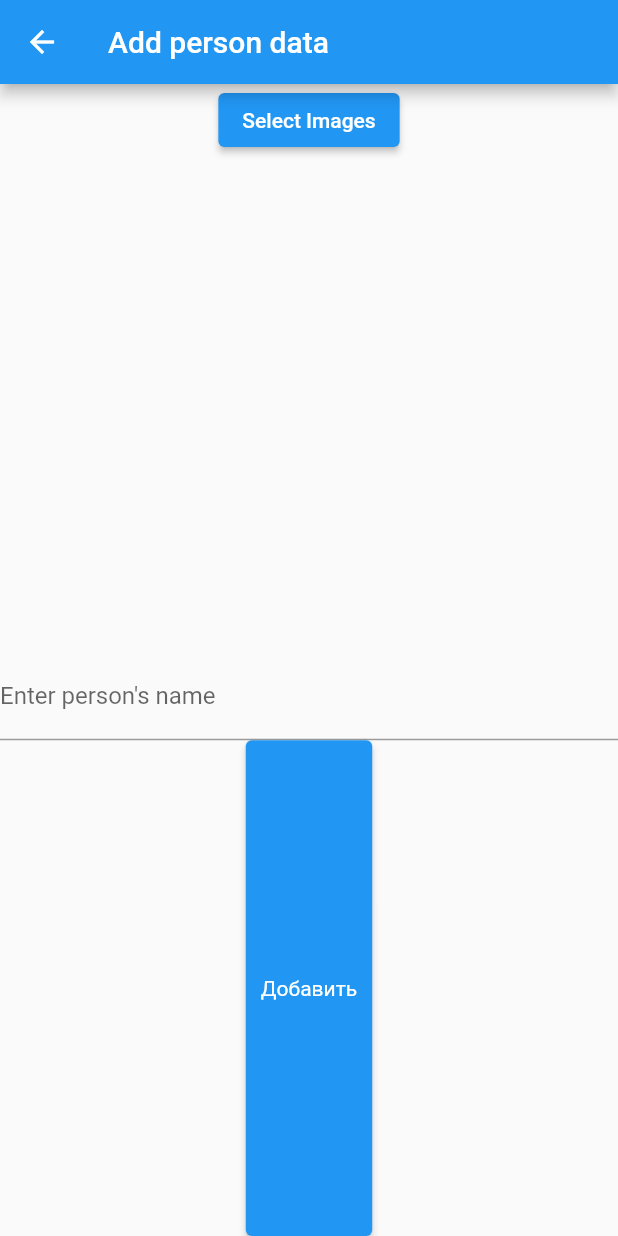
After one commit to DbnStr/Remote-Camera-Vision, a Flutter app: the AddPersonScreen screen opened directly, after a tap on "Добавить", on a phone screen of 412 x 824 dp. The commit adds this screen. Run offline on Flutter 3.47's test engine with Material 2 defaults, Android fonts, the phone set to English and light mode, and no system bars; our stand-ins replace image_picker; missing offline and left inert: mqtt_client; project files that could hold a hidden picture were left out.

Commit message:
add person and photos page

```diff
--- a/rcv_mobile_app/lib/constants.dart
+++ b/rcv_mobile_app/lib/constants.dart
@@ -3,4 +3,5 @@ class Constants {
   static const int MQTT_PORT = 1883;
   static const String RECOGNITION_TOPIC_NAME = 'recognition';
   static const String CURENT_VIEW_TOPIC_NAME = 'current_view';
+  static const String NEW_PERSON_TOPIC_NAME = 'new_person_data';
 }
--- /dev/null
+++ b/rcv_mobile_app/lib/screens/add_person_screen.dart
@@ -0,0 +1,107 @@
+import 'dart:io';
+import 'package:flutter/material.dart';
+import 'package:image_picker/image_picker.dart';
+import '../services/MQTT.dart';
+import '../constants.dart';
+import 'package:provider/provider.dart';
+import 'package:rcv_mobile_app/models/current_camera_model.dart';
+import 'camera_screen.dart';
+
+class AddPersonScreen extends StatefulWidget {
+
+  @override
+  AddPersonScreenState createState() => AddPersonScreenState();
+}
+
+class AddPersonScreenState extends State<AddPersonScreen> {
+  var imagePicker;
+  List<XFile>? imageFileList;
+  late MQTT mqtt;
+  final nameController = TextEditingController();
+  @override
+  void initState() {
+    super.initState();
+    imagePicker = new ImagePicker();
+    imageFileList = [];
+    final topics = <String>[];
+    topics.add(Constants.NEW_PERSON_TOPIC_NAME);
+    mqtt = MQTT(Constants.MQTT_HOST_NAME,
+        Constants.MQTT_PORT,
+        topics);
+    mqtt.initializeMQTTClient();
+    mqtt.connect();
+  }
+
+  void selectImages() async {
+    final List<XFile>? selectedImages = await
+    imagePicker.pickMultiImage();
+    if (selectedImages!.isNotEmpty) {
+      imageFileList!.addAll(selectedImages);
+    }
+    setState((){});
+  }
+
+  @override
+  void dispose() {
+    nameController.dispose();
+    mqtt.disconnect();
+    super.dispose();
+  }
+
+  @override
+  Widget build(BuildContext context) {
+    return Scaffold(
+      appBar: AppBar(
+          title: const Text("Add person data")),
+      body: Column(
+        children: <Widget>[
+              ElevatedButton(
+                onPressed: () {
+                  selectImages();
+                },
+                child: Text('Select Images'),
+              ),
+              Expanded(
+                child: Padding(
+                  padding: const EdgeInsets.all(8.0),
+                  child: GridView.builder(
+                      itemCount: imageFileList!.length,
+                      gridDelegate:
+                      SliverGridDelegateWithFixedCrossAxisCount(
+                          crossAxisCount: 3),
+                      itemBuilder: (BuildContext context, int index) {
+                        return Image.file(File(imageFileList![index].path),
+                          fit: BoxFit.cover,);
+                      }),
+                ),
+              ),
+            TextField(
+              decoration: InputDecoration(
+                border: UnderlineInputBorder(),
+                labelText: 'Enter person\'s name',
+              ),
+              controller: nameController,
+          ),
+          Expanded(child: ElevatedButton(
+            child: Text('Добавить'),
+            onPressed: () {
+              mqtt.publishNotificationPerson(Text(nameController.text), imageFileList);
+            //   Navigator.push(context, MaterialPageRoute(builder: (context) {
+            //     // mqttBrowserManager.publishMessage(
+            //     //     pubTopic, "Increment button pushed ${_counter.toString()} times.");
+            //     return ChangeNotifierProvider(
+            //         create: (_) => CameraModel(),
+            //         child:  CameraScreen(index: index, cameraName: _cameras[index].name));
+            //   }));
+            },
+            style: ButtonStyle(
+                padding: MaterialStateProperty.all(EdgeInsets.all(10)),
+                minimumSize: MaterialStateProperty.all(Size(50, 20)),
+                maximumSize: MaterialStateProperty.all(Size(100, 20)),
+                textStyle: MaterialStateProperty.all(TextStyle(fontSize: 14))),
+          )),
+        ],
+      ),
+    );
+  }
+}
--- a/rcv_mobile_app/lib/services/MQTT.dart
+++ b/rcv_mobile_app/lib/services/MQTT.dart
@@ -170,6 +170,34 @@ class MQTT {
             }
         )
     );
+    _client.publishMessage(
+        Constants.RECOGNITION_TOPIC_NAME, MqttQos.exactlyOnce, builder.payload!);
+
+    log("MQTT :: publish success");
+
+    builder.clear();
+  }
+
+  // Тест публикации уведомления о том, что кто-то пришел
+  Future<void> publishNotificationPerson(personName, personPhoto) async {
+    final builder = MqttClientPayloadBuilder();
+
+    String dateTime = DateTime.now().toString();
+    String path = 'assets/images/sample2.jpg';
+    final image = await rootBundle.load(path);
+    Uint8List imageBytes = image.buffer.asUint8List(image.offsetInBytes, image.lengthInBytes);
+    String imageString = base64.encode(imageBytes);
+
+    // builder.addString(
+    //     json.encode(
+    //         {
+    //           "name": personName,
+    //           "photos": personPhoto,
+    //           "time": dateTime,
+    //         }
+    //     )
+    // );
+
 
     _client.publishMessage(
         Constants.RECOGNITION_TOPIC_NAME, MqttQos.exactlyOnce, builder.payload!);
--- a/rcv_mobile_app/pubspec.yaml
+++ b/rcv_mobile_app/pubspec.yaml
@@ -50,6 +50,7 @@ dev_dependencies:
   # package. See that file for information about deactivating specific lint
   # rules and activating additional ones.
   flutter_lints: ^2.0.0
+  image_picker: ^0.8.2
 
 # For information on the generic Dart part of this file, see the
 # following page: https://dart.dev/tools/pub/pubspec
```
Also changed, not shown: rcv_mobile_app/lib/screens/camera_screen.dart (+21 -0 lines), rcv_mobile_app/lib/main.dart (line endings or trailing spaces), rcv_mobile_app/pubspec.lock, 4 other files.
